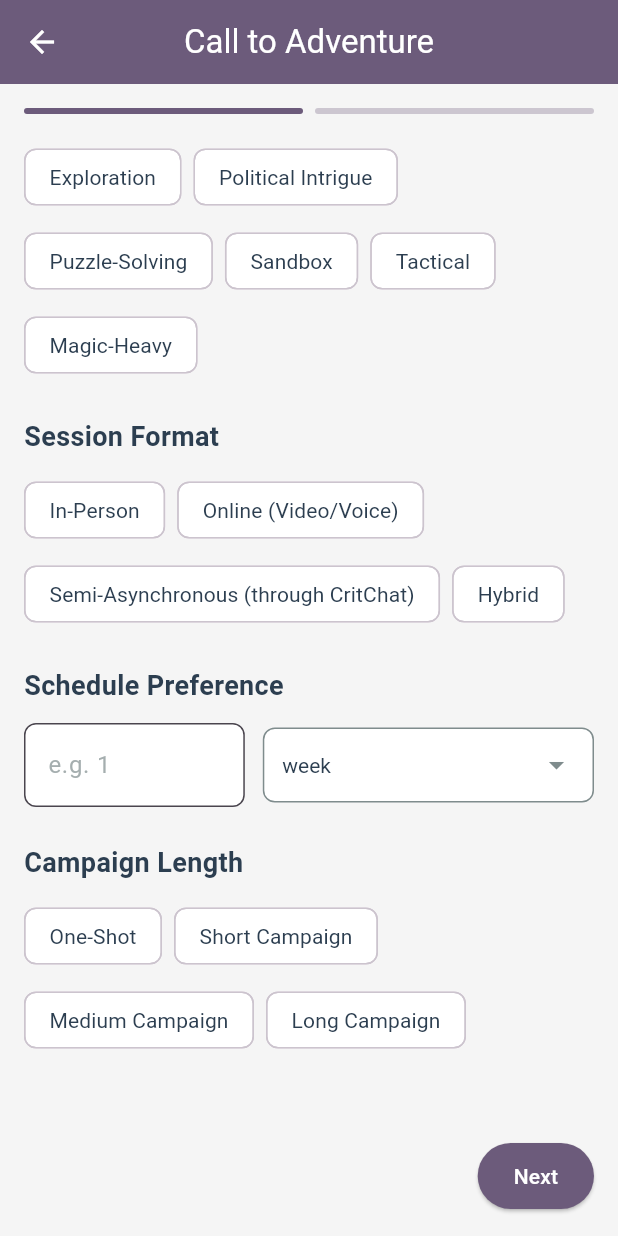
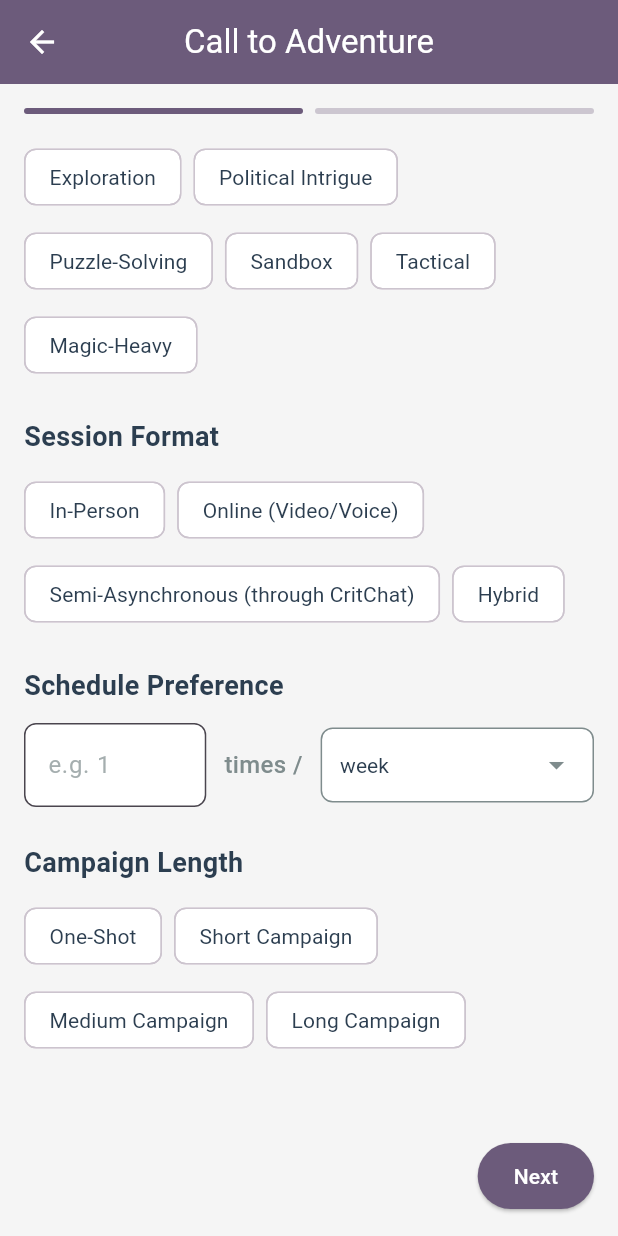
Before and after one commit to dslunde/CritChat, a Flutter app: the CreateLfgPostPage screen opened directly, scrolled down 444 dp, on a phone screen of 412 x 824 dp. Run offline on Flutter 3.47's test engine with Material 3 defaults, Android fonts, the phone set to English and light mode, and no system bars; our stand-ins replace cloud_firestore, equatable, firebase_auth, firebase_core, firebase_database, flutter_bloc and 3 more; missing offline and left inert: dart_openai; accounts and stored records are empty; network calls fail.

```diff
--- a/lib/features/lfg/presentation/pages/create_lfg_post_page.dart
+++ b/lib/features/lfg/presentation/pages/create_lfg_post_page.dart
@@ -391,6 +391,16 @@ class _CreateLfgPostPageState extends State<CreateLfgPostPage> {
           ),
         ),
         const SizedBox(width: 12),
+        // "times /" text
+        const Text(
+          'times /',
+          style: TextStyle(
+            color: AppColors.textSecondary,
+            fontSize: 16,
+            fontWeight: FontWeight.w500,
+          ),
+        ),
+        const SizedBox(width: 12),
         // Unit dropdown
         Expanded(
           flex: 3,
```
Also changed, not shown: lib/features/lfg/lfg_page.dart (+7 -3 lines).
